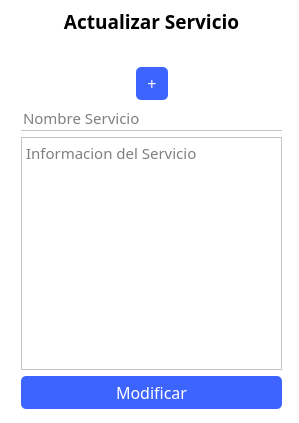
The window that hospital-Core/Widgets/Administrador/administrador_modificar_servicios.ui (MrDanielG/Hospital-SCRUM) describes before a commit, drawn with Qt 5.
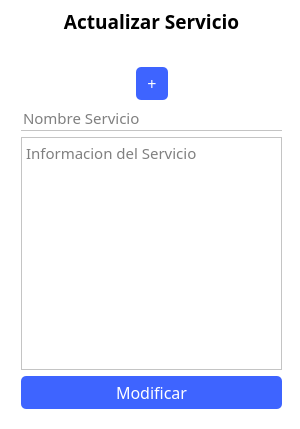
The same window after the commit. Icons and pictures are not drawn.

Patch:
```diff
--- a/hospital-Core/Widgets/Administrador/administrador_modificar_servicios.ui
+++ b/hospital-Core/Widgets/Administrador/administrador_modificar_servicios.ui
@@ -6,8 +6,8 @@
    <rect>
     <x>0</x>
     <y>0</y>
-    <width>299</width>
-    <height>423</height>
+    <width>300</width>
+    <height>429</height>
    </rect>
   </property>
   <property name="windowTitle">
@@ -29,7 +29,7 @@
     <string/>
    </property>
   </widget>
-  <widget class="QWidget" name="">
+  <widget class="QWidget" name="layoutWidget">
    <property name="geometry">
     <rect>
      <x>21</x>
```
Left out of the diff: 2 changed lines with no effect on the pictures.
